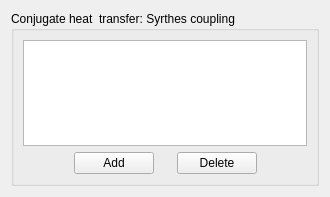
Old version of the form gui/Pages/ConjugateHeatTransferForm.ui in the repository code-saturne/code_saturne.
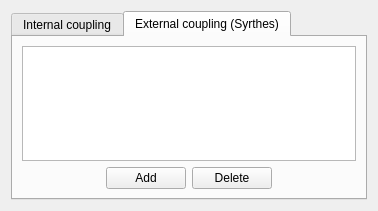
New version of the form. The open tabs and pages were chosen to show the change.

Diff of the .ui file:
```diff
--- a/gui/Pages/ConjugateHeatTransferForm.ui
+++ b/gui/Pages/ConjugateHeatTransferForm.ui
@@ -6,8 +6,8 @@
    <rect>
     <x>0</x>
     <y>0</y>
-    <width>330</width>
-    <height>197</height>
+    <width>378</width>
+    <height>211</height>
    </rect>
   </property>
   <property name="windowTitle">
@@ -15,14 +15,29 @@
   </property>
   <layout class="QVBoxLayout" name="verticalLayout_2">
    <item>
-    <widget class="QGroupBox" name="groupBoxSyrthes">
+    <widget class="QTabWidget" name="tabWidget">
+     <property name="toolTip">
+      <string>&lt;html&gt;&lt;head/&gt;&lt;body&gt;&lt;p&gt;&lt;br/&gt;&lt;/p&gt;&lt;/body&gt;&lt;/html&gt;</string>
+     </property>
+     <property name="currentIndex">
+      <number>0</number>
+     </property>
+     <widget class="QWidget" name="tab">
+      <property name="toolTip">
+       <string>&lt;html&gt;&lt;head/&gt;&lt;body&gt;&lt;p&gt;&lt;span style=&quot; font-size:9pt;&quot;&gt;Parameters for internal conjugate heat transfer (fluid/solid) coupling.&lt;/span&gt;&lt;/p&gt;&lt;/body&gt;&lt;/html&gt;</string>
+      </property>
+      <attribute name="title">
+       <string>Internal coupling</string>
+      </attribute>
+     </widget>
+     <widget class="QWidget" name="tabSyrthesCoupling">
      <property name="toolTip">
       <string>&lt;html&gt;&lt;head/&gt;&lt;body&gt;&lt;p&gt;&lt;span style=&quot; font-size:9pt;&quot;&gt;Include conjugate heat transfers by coupling Code_Saturne and SYRTHES. The zones where the coupling occurs be must defined and a projection axis can be specified in case of 2D coupling.&lt;/span&gt;&lt;/p&gt;&lt;/body&gt;&lt;/html&gt;</string>
      </property>
-     <property name="title">
-      <string>Conjugate heat  transfer: Syrthes coupling</string>
-     </property>
-     <layout class="QVBoxLayout" name="verticalLayout">
+      <attribute name="title">
+       <string>External coupling (Syrthes)</string>
+      </attribute>
+      <layout class="QVBoxLayout" name="verticalLayout_3">
       <item>
        <widget class="QTableView" name="tableViewSyrthes">
         <property name="toolTip">
@@ -57,19 +72,6 @@
             </property>
            </widget>
           </item>
-          <item>
-           <spacer name="horizontalSpacer">
-            <property name="orientation">
-             <enum>Qt::Horizontal</enum>
-            </property>
-            <property name="sizeHint" stdset="0">
-             <size>
-              <width>17</width>
-              <height>20</height>
-             </size>
-            </property>
-           </spacer>
-          </item>
           <item>
            <widget class="QPushButton" name="pushButtonDelete">
             <property name="toolTip">
@@ -98,6 +100,7 @@
        </layout>
       </item>
      </layout>
+     </widget>
     </widget>
    </item>
    <item>
```
Left out of the diff: 2 changed lines with no effect on the pictures. Lines whose indentation alone changed are shown as unchanged.
